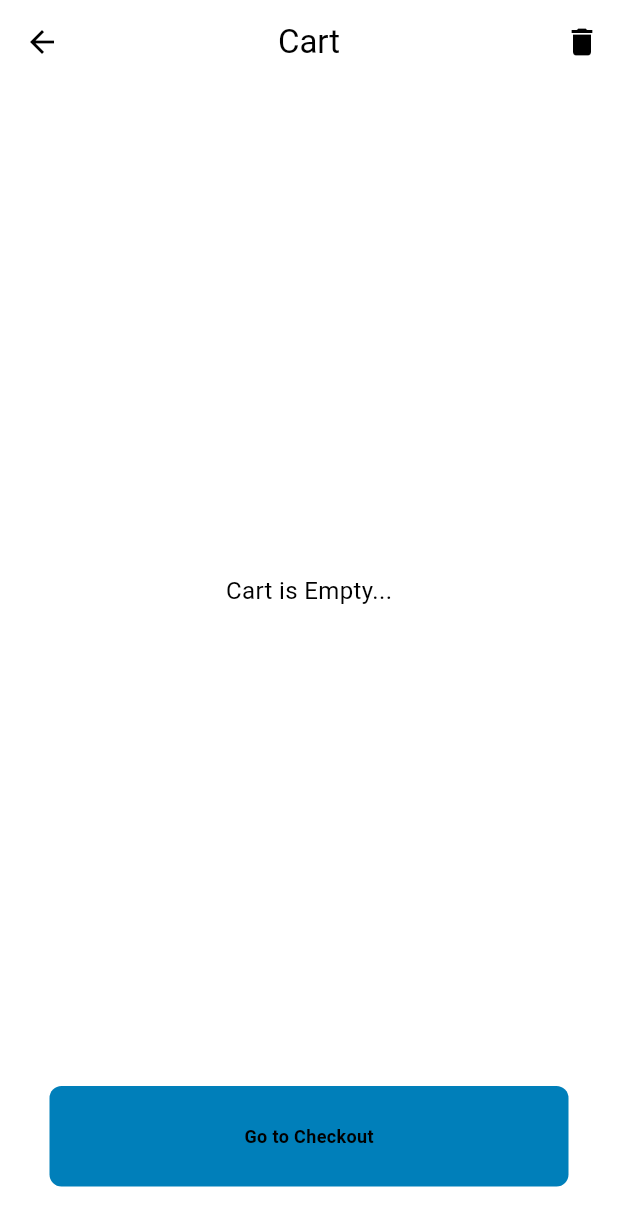
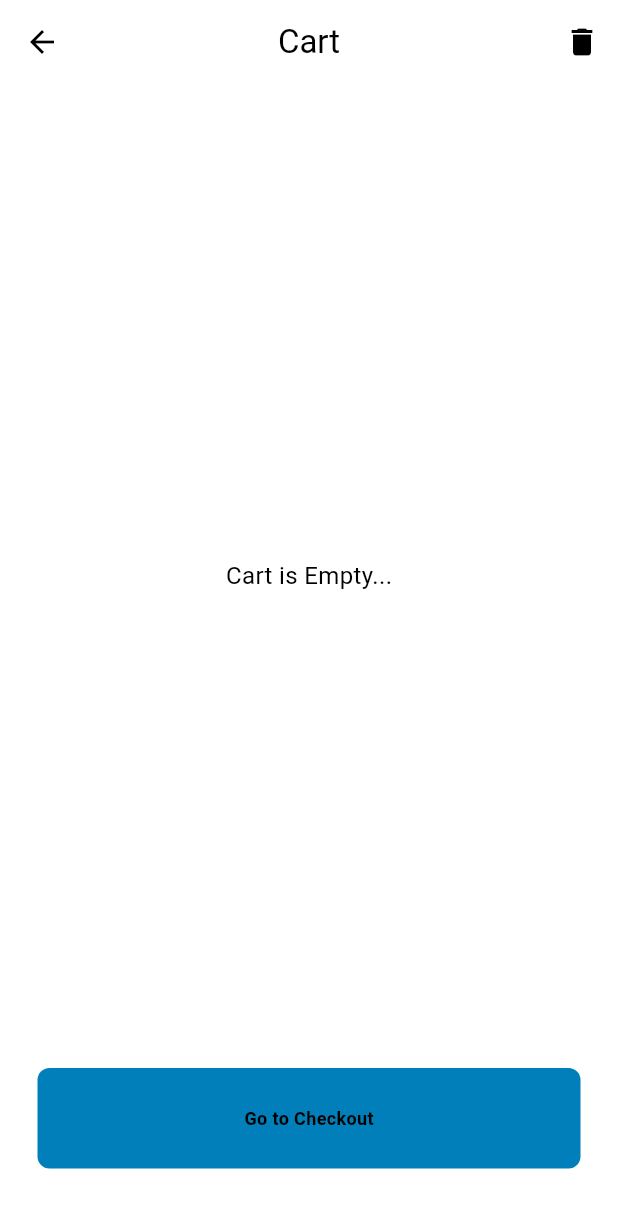
Before and after one commit to Hasan-Jafri/Cravings, a Flutter app: the CartPage screen opened directly, on a phone screen of 412 x 824 dp. Shown: the top 1226 px of the screen. Run offline on Flutter 3.47's test engine with Material 3 defaults, Android fonts, the light colour scheme and no system bars; our stand-ins replace cloud_firestore, firebase_auth, firebase_core, flutter_credit_card; accounts and stored records are empty.

Commit message:
Cart Page bug fix and Reciept changes

```diff
--- a/lib/models/restaurant.dart
+++ b/lib/models/restaurant.dart
@@ -497,7 +497,7 @@ class Restaurant extends ChangeNotifier {
     reciept.writeln("Total Items: ${getTotalItemsInCart()}");
     reciept.writeln("Total Price: ${_formatPrice((getTotalPrice()))}");
     reciept.writeln();
-    reciept.writeln("delivering to: $deliveryAddress");
+    reciept.writeln("Delivering to: $deliveryAddress");
     return reciept.toString();
   }
 
--- a/lib/pages/cart_page.dart
+++ b/lib/pages/cart_page.dart
@@ -66,7 +66,7 @@ class CartPage extends StatelessWidget {
           ],
         ),
         body: Padding(
-          padding: const EdgeInsets.all(8.0),
+          padding: const EdgeInsets.fromLTRB(0, 0, 0, 20),
           child: Column(
             children: [
               // List of Cart
@@ -84,7 +84,7 @@ class CartPage extends StatelessWidget {
                         : Expanded(
                             child: ListView.builder(
                                 shrinkWrap: true,
-                                physics: const NeverScrollableScrollPhysics(),
+                                padding: EdgeInsets.only(bottom: 10),
                                 itemCount: userCart.length,
                                 itemBuilder: (context, index) {
                                   // get individual cart item
```
Also changed, not shown: lib/secrets/secrets.dart (added, +11 -0 lines), lib/firebase_options.dart.
